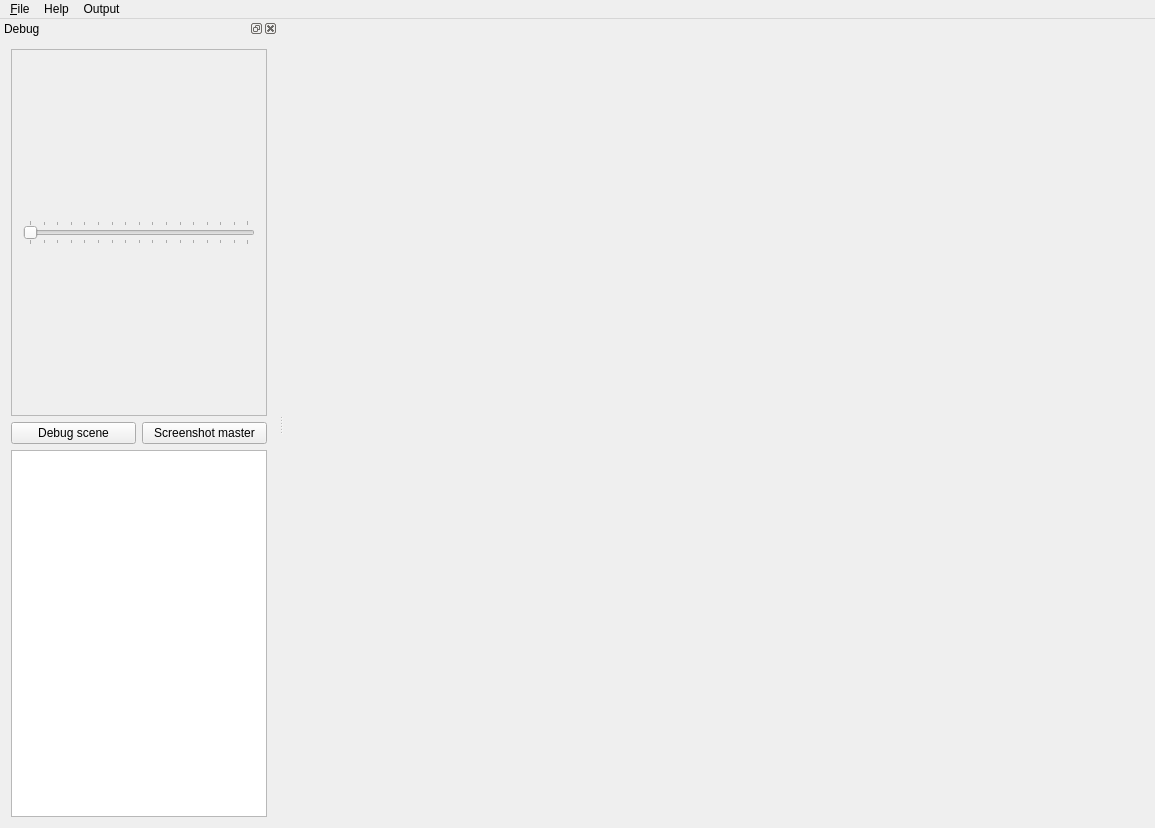
First picture: the form in mainwindow.ui, repository minotor-org/minotor, before the edit.
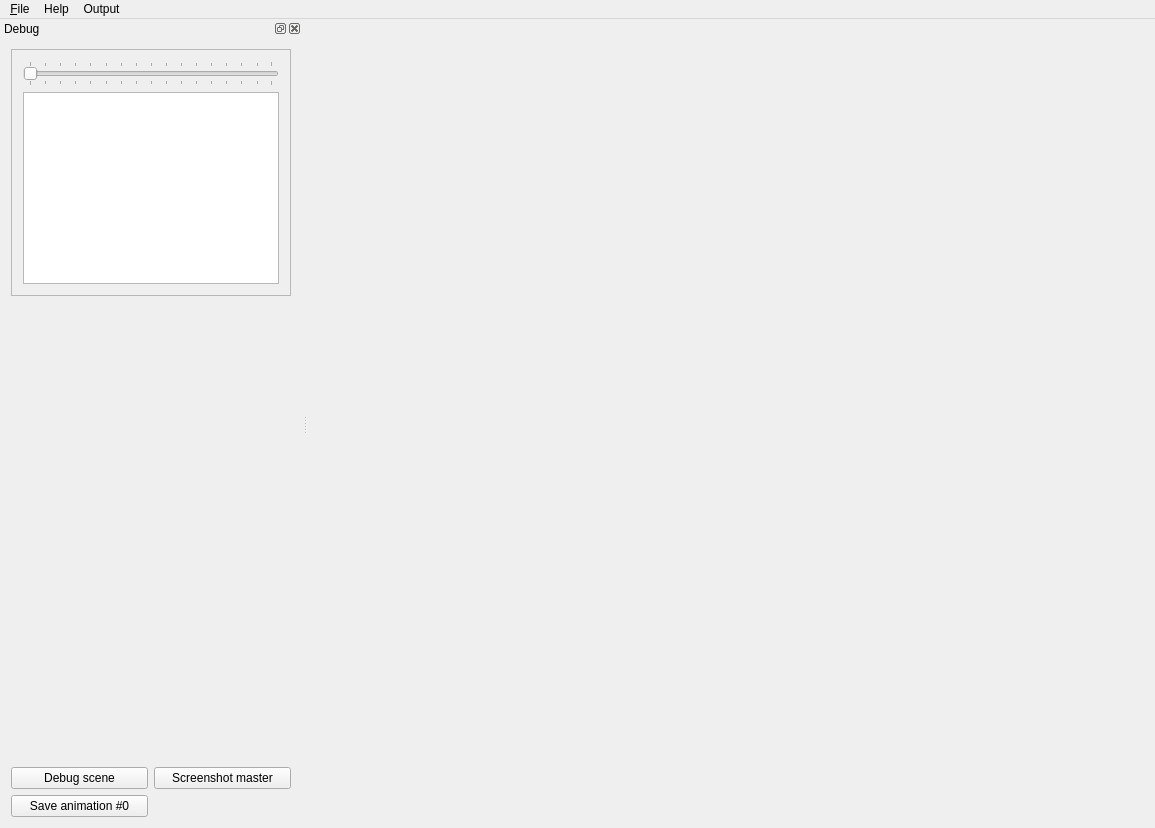
Second picture: the form after the edit. Icons and pictures are not drawn.

The edit to the form file:
```diff
--- a/mainwindow.ui
+++ b/mainwindow.ui
@@ -64,32 +64,6 @@
      </sizepolicy>
     </property>
     <layout class="QGridLayout" name="gridLayout">
-     <item row="1" column="1">
-      <widget class="QPushButton" name="pbShot">
-       <property name="text">
-        <string>Screenshot master</string>
-       </property>
-      </widget>
-     </item>
-     <item row="3" column="0" colspan="2">
-      <widget class="QGraphicsView" name="gvGlobal">
-       <property name="sizePolicy">
-        <sizepolicy hsizetype="Expanding" vsizetype="Minimum">
-         <horstretch>0</horstretch>
-         <verstretch>0</verstretch>
-        </sizepolicy>
-       </property>
-       <property name="backgroundBrush">
-        <brush brushstyle="SolidPattern">
-         <color alpha="255">
-          <red>0</red>
-          <green>0</green>
-          <blue>0</blue>
-         </color>
-        </brush>
-       </property>
-      </widget>
-     </item>
      <item row="0" column="0" colspan="2">
       <widget class="QFrame" name="frame">
        <property name="minimumSize">
@@ -124,16 +98,62 @@
           </property>
          </widget>
         </item>
+        <item>
+         <widget class="QGraphicsView" name="gvGlobal">
+          <property name="sizePolicy">
+           <sizepolicy hsizetype="Expanding" vsizetype="Minimum">
+            <horstretch>0</horstretch>
+            <verstretch>0</verstretch>
+           </sizepolicy>
+          </property>
+          <property name="backgroundBrush">
+           <brush brushstyle="SolidPattern">
+            <color alpha="255">
+             <red>0</red>
+             <green>0</green>
+             <blue>0</blue>
+            </color>
+           </brush>
+          </property>
+         </widget>
+        </item>
        </layout>
       </widget>
      </item>
-     <item row="1" column="0">
+     <item row="4" column="1">
+      <widget class="QPushButton" name="pbShot">
+       <property name="text">
+        <string>Screenshot master</string>
+       </property>
+      </widget>
+     </item>
+     <item row="4" column="0">
       <widget class="QPushButton" name="pbScene">
        <property name="text">
         <string>Debug scene</string>
        </property>
       </widget>
      </item>
+     <item row="3" column="1">
+      <spacer name="verticalSpacer">
+       <property name="orientation">
+        <enum>Qt::Vertical</enum>
+       </property>
+       <property name="sizeHint" stdset="0">
+        <size>
+         <width>20</width>
+         <height>40</height>
+        </size>
+       </property>
+      </spacer>
+     </item>
+     <item row="5" column="0">
+      <widget class="QPushButton" name="pbSave">
+       <property name="text">
+        <string>Save animation #0</string>
+       </property>
+      </widget>
+     </item>
     </layout>
    </widget>
   </widget>
```
Left out of the diff: 4 changed lines with no effect on the pictures.
